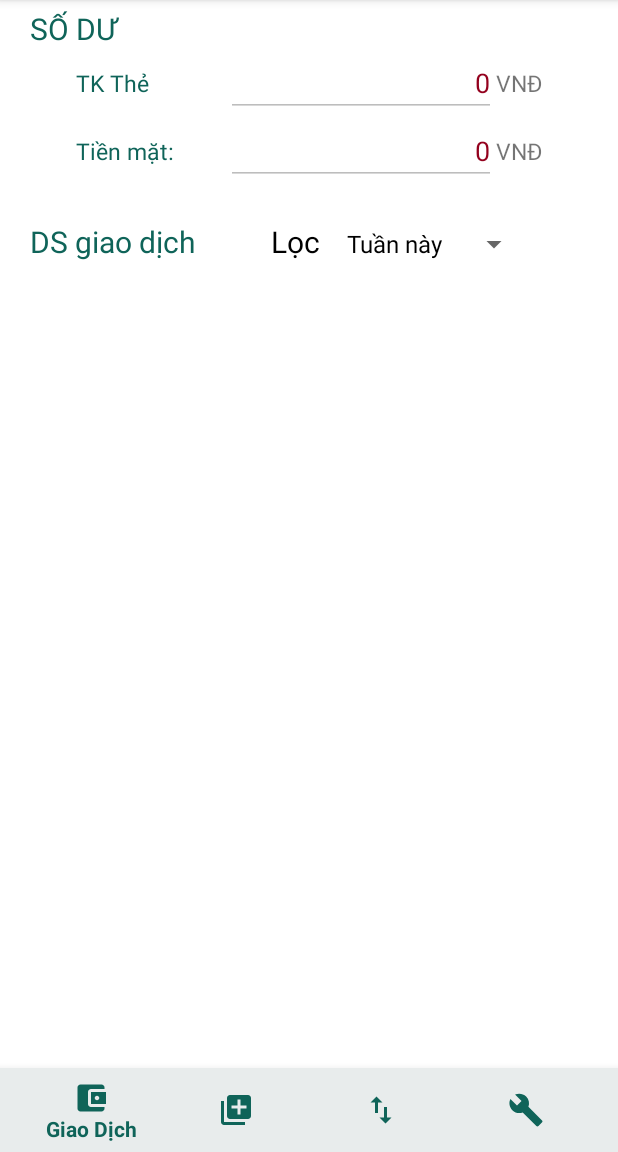
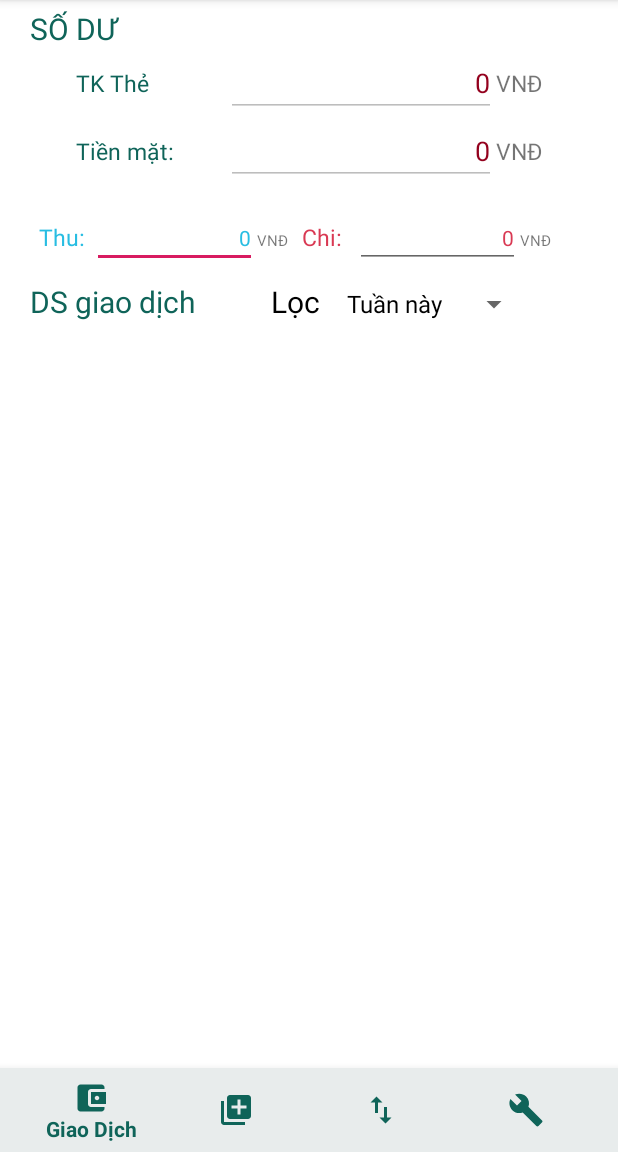
Before and after one commit to damthai00/money_management, an Android app: the GiaoDichFragment screen opened directly, with no data from a screen before it, on a phone screen of 412 x 824 dp, the part 84-1236 px from its top. Run offline under Robolectric (Android 15) with nearby library versions, the phone set to English and light mode, and no system bars.

Commit message:
them bao cao chi tieu - thu nhap

```diff
--- a/app/src/main/java/damthai/com/moneymanagement/View/GiaoDichFragment.java
+++ b/app/src/main/java/damthai/com/moneymanagement/View/GiaoDichFragment.java
@@ -48,6 +48,7 @@ public class GiaoDichFragment extends Fragment {
     Nhom nhom_dc_chom;
     Nhom nhom;
     GiaoDich giaoDichDangChon;
+    EditText edt_giaodich_tongthu,edt_giaodich_tongchi;
 
     @Nullable
     @Override
@@ -57,6 +58,8 @@ public class GiaoDichFragment extends Fragment {
         edt_giaodich_tienmat = (EditText) view.findViewById(R.id.edt_giaodich_tienmat);
         lv_giaodich_dsgiaodich = (ListView) view.findViewById(R.id.lv_giaodich_dsgiaodich);
         spiner_giaodich_loc = (Spinner) view.findViewById(R.id.spiner_giaodich_loc);
+        edt_giaodich_tongthu = (EditText) view.findViewById(R.id.edt_giaodich_tongthu);
+        edt_giaodich_tongchi = (EditText) view.findViewById(R.id.edt_giaodich_tongchi);
         LoadDuLieu();
         return view;
     }
@@ -108,17 +111,43 @@ public class GiaoDichFragment extends Fragment {
             public void onItemSelected(AdapterView<?> parent, View view, int position, long id) {
                 if(position == 0) {
                     lv_giaodich_dsgiaodich = presenterLogicGiaoDich.GiaoDichTheoTuan(lv_giaodich_dsgiaodich,taikhoan_using.getMataikhoan());
+                    DecimalFormat decimalFormat = new DecimalFormat("###,###,###");
+                    edt_giaodich_tongthu.setText(decimalFormat.format(presenterLogicGiaoDich.ThuNhapTuanNay(taikhoan_using.getMataikhoan())));
+                    edt_giaodich_tongchi.setText(decimalFormat.format(presenterLogicGiaoDich.ChiTieupTuanNay(taikhoan_using.getMataikhoan())));
                 }
-                if(position == 1)
-                  lv_giaodich_dsgiaodich = presenterLogicGiaoDich.GiaoDichTheoNgay(lv_giaodich_dsgiaodich,taikhoan_using.getMataikhoan());
-                if(position == 2)
-                    lv_giaodich_dsgiaodich = presenterLogicGiaoDich.GiaoDichTheoThang(lv_giaodich_dsgiaodich,taikhoan_using.getMataikhoan());
-                if(position == 4)
+                if(position == 1) {
+                    lv_giaodich_dsgiaodich = presenterLogicGiaoDich.GiaoDichTheoNgay(lv_giaodich_dsgiaodich, taikhoan_using.getMataikhoan());
+                    DecimalFormat decimalFormat = new DecimalFormat("###,###,###");
+                    edt_giaodich_tongthu.setText(decimalFormat.format(presenterLogicGiaoDich.ThuNhapHomNay(taikhoan_using.getMataikhoan())));
+                    edt_giaodich_tongchi.setText(decimalFormat.format(presenterLogicGiaoDich.ChiTieuHomNay(taikhoan_using.getMataikhoan())));
+                }
+                if(position == 2) {
+                    lv_giaodich_dsgiaodich = presenterLogicGiaoDich.GiaoDichTheoThang(lv_giaodich_dsgiaodich, taikhoan_using.getMataikhoan());
+                    DecimalFormat decimalFormat = new DecimalFormat("###,###,###");
+                    edt_giaodich_tongthu.setText(decimalFormat.format(presenterLogicGiaoDich.ThuNhapThangNay(taikhoan_using.getMataikhoan())));
+                    edt_giaodich_tongchi.setText(decimalFormat.format(presenterLogicGiaoDich.ChiTieupThangNay(taikhoan_using.getMataikhoan())));
+                }
+                if(position == 4){
                     lv_giaodich_dsgiaodich = presenterLogicGiaoDich.GiaoDichTheoThang_Truoc(lv_giaodich_dsgiaodich,taikhoan_using.getMataikhoan());
-                if(position == 3)
+                    DecimalFormat decimalFormat = new DecimalFormat("###,###,###");
+                    edt_giaodich_tongthu.setText(decimalFormat.format(presenterLogicGiaoDich.ThuNhapThangTruoc(taikhoan_using.getMataikhoan())));
+                    edt_giaodich_tongchi.setText(decimalFormat.format(presenterLogicGiaoDich.ChiTieupThangTruoc(taikhoan_using.getMataikhoan())));
+                }
+
+                if(position == 3){
                     lv_giaodich_dsgiaodich = presenterLogicGiaoDich.GiaoDichTheoTuan_Truoc(lv_giaodich_dsgiaodich,taikhoan_using.getMataikhoan());
-                if(position == 5)
+                    DecimalFormat decimalFormat = new DecimalFormat("###,###,###");
+                    edt_giaodich_tongthu.setText(decimalFormat.format(presenterLogicGiaoDich.ThuNhapTuanTruoc(taikhoan_using.getMataikhoan())));
+                    edt_giaodich_tongchi.setText(decimalFormat.format(presenterLogicGiaoDich.ChiTieupTuanTruoc(taikhoan_using.getMataikhoan())));
+                }
+
+                if(position == 5){
                     lv_giaodich_dsgiaodich = presenterLogicGiaoDich.loadDuLiau_DSGiaoDich(lv_giaodich_dsgiaodich,taikhoan_using.getMataikhoan());
+                    DecimalFormat decimalFormat = new DecimalFormat("###,###,###");
+                    edt_giaodich_tongthu.setText(decimalFormat.format(presenterLogicGiaoDich.TongThuNhap(taikhoan_using.getMataikhoan())));
+                    edt_giaodich_tongchi.setText(decimalFormat.format(presenterLogicGiaoDich.TongChiTieu(taikhoan_using.getMataikhoan())));
+                }
+
             }
 
             @Override
@@ -140,15 +169,19 @@ public class GiaoDichFragment extends Fragment {
                 }
                 if(spiner_giaodich_loc.getSelectedItemPosition()==2) {
                     giaoDich = presenterLogicGiaoDich.SuaGiaoDich_ThangNay(position, taikhoan_using.getMataikhoan());
+
                 }
                 if(spiner_giaodich_loc.getSelectedItemPosition()==5) {
                     giaoDich = presenterLogicGiaoDich.SuaGiaoDich_TatCa(position, taikhoan_using.getMataikhoan());
+
                 }
                 if(spiner_giaodich_loc.getSelectedItemPosition()==3) {
                     giaoDich = presenterLogicGiaoDich.SuaGiaoDich_TuanTruoc(position, taikhoan_using.getMataikhoan());
+
                 }
                 if(spiner_giaodich_loc.getSelectedItemPosition()==4) {
                     giaoDich = presenterLogicGiaoDich.SuaGiaoDich_ThangTruoc(position, taikhoan_using.getMataikhoan());
+
                 }
                 giaoDichDangChon = giaoDich;
                 nhom = presenterLogicGiaoDich.getNhom(giaoDich);
--- a/app/src/main/res/layout/fragment_giaodich.xml
+++ b/app/src/main/res/layout/fragment_giaodich.xml
@@ -81,6 +81,64 @@
     </LinearLayout>
 
     <LinearLayout
+        android:layout_width="360dp"
+        android:layout_height="wrap_content"
+        android:orientation="horizontal"
+        android:layout_gravity="center">
+        <LinearLayout
+            android:layout_width="175dp"
+            android:layout_height="wrap_content"
+            android:orientation="horizontal">
+            <TextView
+                android:text="Thu:"
+                android:textColor="@color/color_thu_nhap"
+                android:textSize="15dp"
+                android:layout_width="35dp"
+                android:layout_height="wrap_content" />
+            <EditText
+                android:id="@+id/edt_giaodich_tongthu"
+                android:layout_width="110dp"
+                android:layout_height="wrap_content"
+                android:textColor="@color/color_thu_nhap"
+                android:textSize="14dp"
+                android:text="100000000"
+                android:gravity="right"/>
+            <TextView
+                android:text="VNĐ"
+                android:textSize="10dp"
+                android:layout_width="30dp"
+                android:layout_height="wrap_content" />
+
+        </LinearLayout>
+        <LinearLayout
+            android:layout_width="175dp"
+            android:layout_height="wrap_content"
+            android:orientation="horizontal">
+            <TextView
+                android:text="Chi:"
+                android:textColor="@color/color_chi_tieu"
+                android:textSize="15dp"
+                android:layout_width="35dp"
+                android:layout_height="wrap_content" />
+            <EditText
+                android:id="@+id/edt_giaodich_tongchi"
+                android:layout_width="110dp"
+                android:layout_height="wrap_content"
+                android:textColor="@color/color_chi_tieu"
+                android:textSize="14dp"
+                android:text="100000000"
+                android:gravity="right"/>
+            <TextView
+                android:text="VNĐ"
+                android:textSize="10dp"
+                android:layout_width="30dp"
+                android:layout_height="wrap_content" />
+
+        </LinearLayout>
+
+    </LinearLayout>
+
+    <LinearLayout
         android:layout_width="match_parent"
         android:layout_height="wrap_content"
         android:layout_marginBottom="0dp"
```
Also changed, not shown: app/src/main/java/damthai/com/moneymanagement/Presenter/PresenterLogicGiaoDich.java (+295 -1 lines), app/src/main/res/layout/dialog_suanhom.xml (+3 -4 lines).
